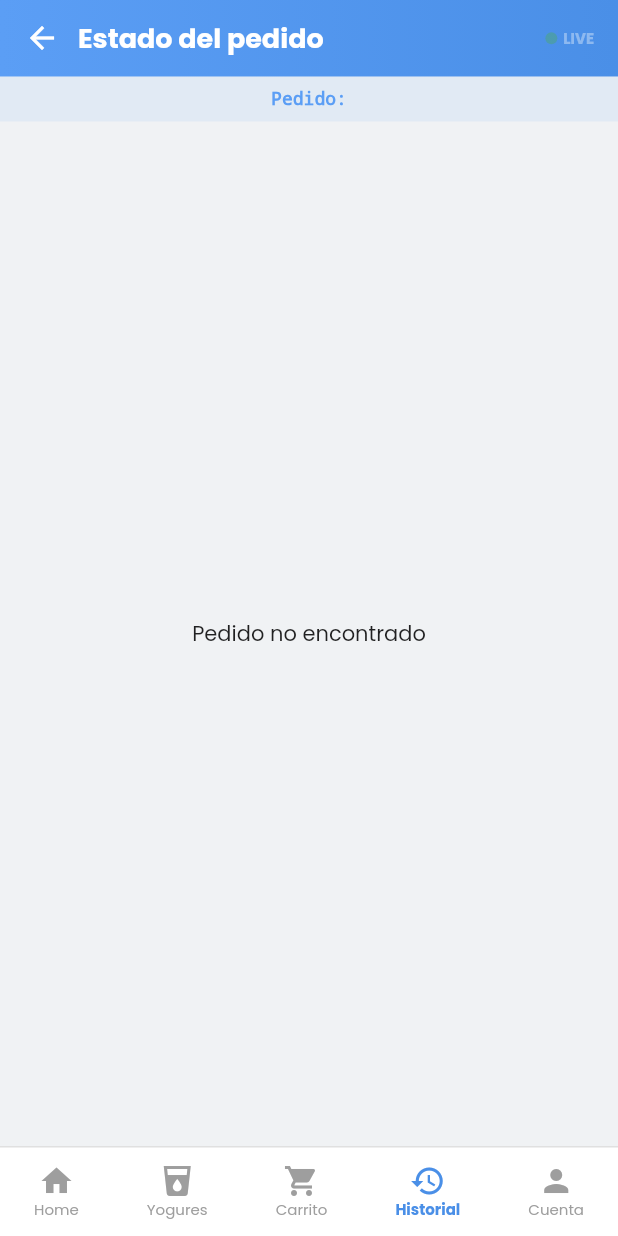
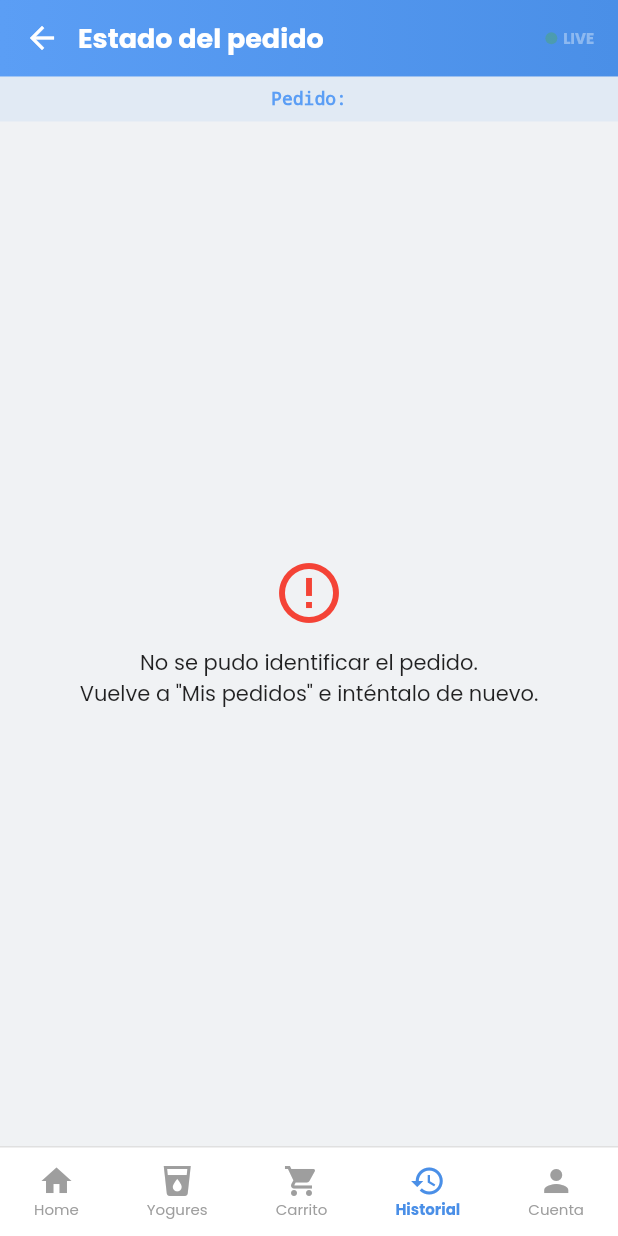
Before and after one commit to armandojamv3/YogoVitalApp, a Flutter app: the EstadoPedidoSupabasePage screen opened directly with empty values, on a phone screen of 412 x 824 dp. Run offline on Flutter 3.47's test engine with Material 3 defaults, Android fonts, the phone set to English and light mode, and no system bars; our stand-ins replace cached_network_image, google_fonts, pdf, printing, share_plus, supabase_flutter; accounts and stored records are empty.

Commit message:
fix: Evitar pedidoId vacío en Estado del Pedido (uuid: "")
- estado_pedido_supabase_page: no abre el stream Realtime si pedidoId
  llega vacío (p. ej. al recargar la página en web, donde los
  settings.arguments de la ruta no se conservan); muestra un error claro
  en vez de consultar con id vacío (causaba "invalid input syntax for
  type uuid").
- resumen_pedido_page: salvaguarda tras createPedido — si el id viene
  vacío, muestra error y no navega a /estado-pedido.

Co-Authored-By: Claude Opus 4.8 <noreply@anthropic.com>

```diff
--- a/lib/presentation/pages/orders/estado_pedido_supabase_page.dart
+++ b/lib/presentation/pages/orders/estado_pedido_supabase_page.dart
@@ -23,14 +23,20 @@ class _EstadoPedidoSupabasePageState
   final _repo = PedidoSupabaseRepository();
   final _fmt = DateFormat('dd/MM/yyyy HH:mm');
 
-  late final Stream<Pedido?> _stream;
+  // null cuando no llega pedidoId (p. ej. al recargar la página en web, donde
+  // los settings.arguments de la ruta no se conservan). Evita consultar con id
+  // vacío y permite mostrar un error claro en su lugar.
+  Stream<Pedido?>? _stream;
   Pedido? _last; // último estado para detectar cambios
 
   @override
   void initState() {
     super.initState();
-    // HU_26: stream Realtime — se actualiza sin recargar
-    _stream = _repo.streamPedido(widget.pedidoId);
+    // HU_26: stream Realtime — se actualiza sin recargar.
+    // Solo se abre el stream si tenemos un pedidoId válido.
+    if (widget.pedidoId.isNotEmpty) {
+      _stream = _repo.streamPedido(widget.pedidoId);
+    }
   }
 
   // HU_23: confirmar cancelación
@@ -138,7 +144,11 @@ class _EstadoPedidoSupabasePageState
             ),
 
             Expanded(
-              child: StreamBuilder<Pedido?>(
+              child: _stream == null
+                  ? _buildError(
+                      'No se pudo identificar el pedido.\n'
+                      'Vuelve a "Mis pedidos" e inténtalo de nuevo.')
+                  : StreamBuilder<Pedido?>(
                 stream: _stream,
                 builder: (context, snapshot) {
                   if (snapshot.connectionState ==
```
Also changed, not shown: lib/presentation/pages/orders/resumen_pedido_page.dart (+13 -0 lines).
